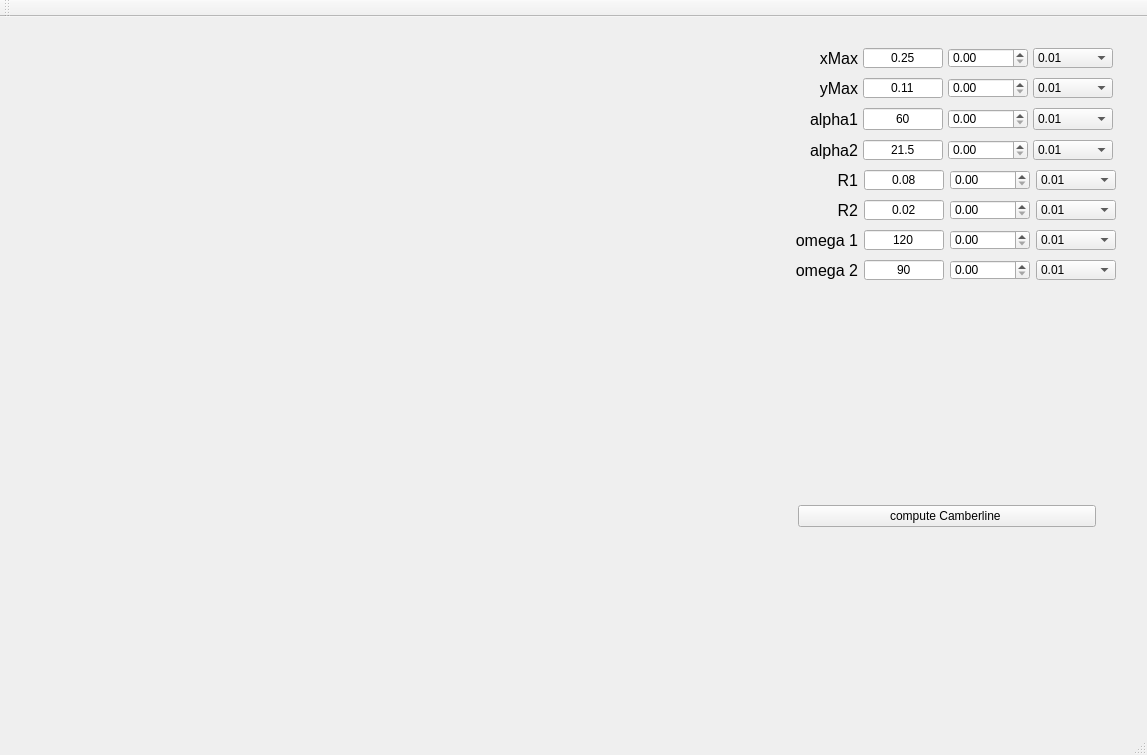
First picture: the form in guiBladeDesigner/guiBladeDesigner.ui, repository Avgustin4ik/bd, before the edit.
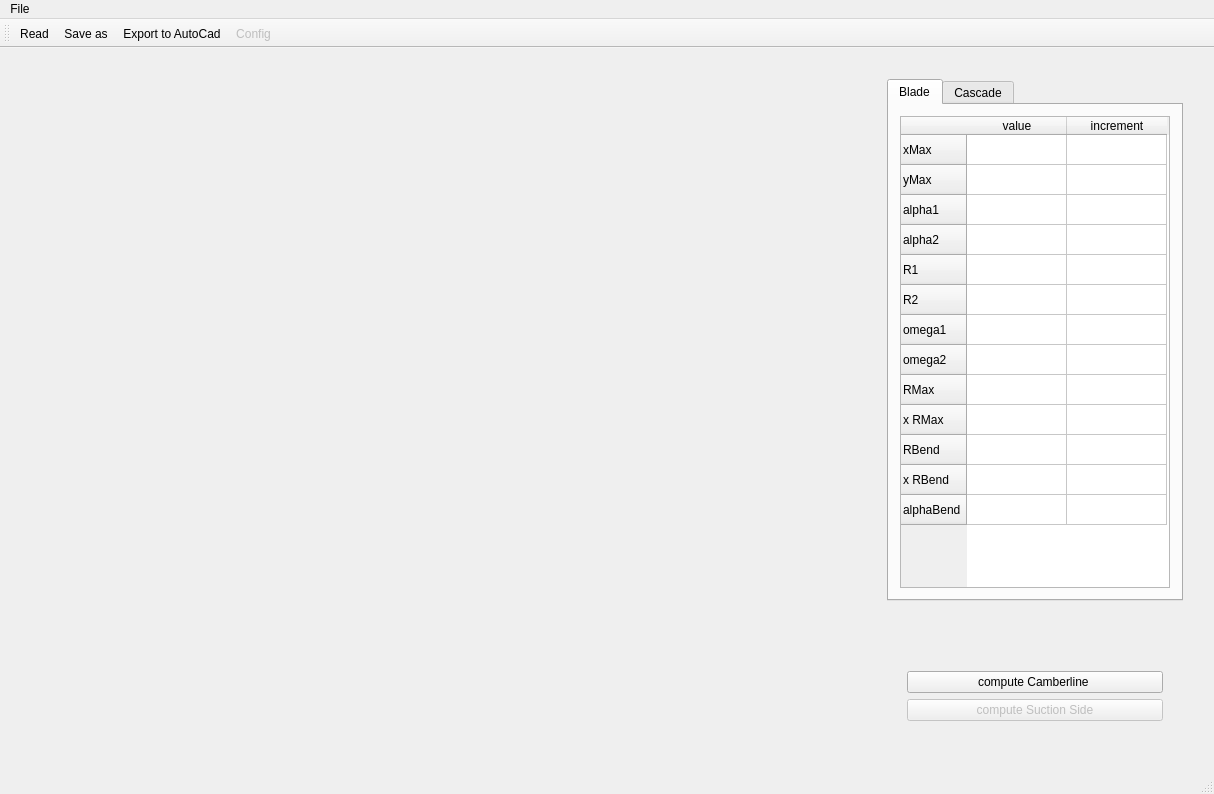
Second picture: the form after the edit. Icons and pictures are not drawn. Custom widgets are drawn as their Qt base class.

```diff
--- a/guiBladeDesigner/guiBladeDesigner.ui
+++ b/guiBladeDesigner/guiBladeDesigner.ui
@@ -6,8 +6,8 @@
    <rect>
     <x>0</x>
     <y>0</y>
-    <width>1147</width>
-    <height>755</height>
+    <width>1214</width>
+    <height>794</height>
    </rect>
   </property>
   <property name="windowTitle">
@@ -87,905 +87,132 @@
        <number>20</number>
       </property>
       <item>
-       <layout class="QHBoxLayout" name="xMaxLayout">
-        <property name="spacing">
-         <number>5</number>
+       <widget class="QTabWidget" name="tab_panel">
+        <property name="sizePolicy">
+         <sizepolicy hsizetype="Minimum" vsizetype="Expanding">
+          <horstretch>0</horstretch>
+          <verstretch>0</verstretch>
+         </sizepolicy>
         </property>
-        <item>
-         <widget class="QLabel" name="label">
-          <property name="sizePolicy">
-           <sizepolicy hsizetype="Fixed" vsizetype="Fixed">
-            <horstretch>0</horstretch>
-            <verstretch>0</verstretch>
-           </sizepolicy>
-          </property>
-          <property name="minimumSize">
-           <size>
-            <width>80</width>
-            <height>20</height>
-           </size>
-          </property>
-          <property name="maximumSize">
-           <size>
-            <width>80</width>
-            <height>20</height>
-           </size>
-          </property>
-          <property name="font">
-           <font>
-            <pointsize>12</pointsize>
-            <weight>50</weight>
-            <bold>false</bold>
-           </font>
-          </property>
-          <property name="autoFillBackground">
-           <bool>false</bool>
-          </property>
-          <property name="lineWidth">
-           <number>0</number>
-          </property>
-          <property name="text">
-           <string>xMax</string>
-          </property>
-          <property name="alignment">
-           <set>Qt::AlignRight|Qt::AlignTrailing|Qt::AlignVCenter</set>
-          </property>
-         </widget>
-        </item>
-        <item>
-         <widget class="QLineEdit" name="xMaxEdit">
-          <property name="sizePolicy">
-           <sizepolicy hsizetype="Fixed" vsizetype="Fixed">
-            <horstretch>0</horstretch>
-            <verstretch>0</verstretch>
-           </sizepolicy>
-          </property>
-          <property name="minimumSize">
-           <size>
-            <width>80</width>
-            <height>20</height>
-           </size>
-          </property>
-          <property name="maximumSize">
-           <size>
-            <width>80</width>
-            <height>20</height>
-           </size>
-          </property>
-          <property name="text">
-           <string>0.25</string>
-          </property>
-          <property name="alignment">
-           <set>Qt::AlignCenter</set>
-          </property>
-          <property name="readOnly">
-           <bool>false</bool>
-          </property>
-          <property name="value" stdset="0">
-           <double>0.000000000000000</double>
-          </property>
-         </widget>
-        </item>
-        <item>
-         <widget class="QDoubleSpinBox" name="xMaxSpinBox">
-          <property name="sizePolicy">
-           <sizepolicy hsizetype="Fixed" vsizetype="Fixed">
-            <horstretch>0</horstretch>
-            <verstretch>0</verstretch>
-           </sizepolicy>
-          </property>
-          <property name="minimumSize">
-           <size>
-            <width>80</width>
-            <height>20</height>
-           </size>
-          </property>
-          <property name="maximumSize">
-           <size>
-            <width>80</width>
-            <height>20</height>
-           </size>
-          </property>
-         </widget>
-        </item>
-        <item>
-         <widget class="QComboBox" name="xMaxComboBox">
-          <property name="sizePolicy">
-           <sizepolicy hsizetype="Fixed" vsizetype="Fixed">
-            <horstretch>0</horstretch>
-            <verstretch>0</verstretch>
-           </sizepolicy>
-          </property>
-          <property name="minimumSize">
-           <size>
-            <width>80</width>
-            <height>20</height>
-           </size>
-          </property>
-          <property name="maximumSize">
-           <size>
-            <width>80</width>
-            <height>20</height>
-           </size>
-          </property>
-          <item>
-           <property name="text">
-            <string>0.01</string>
-           </property>
-          </item>
-          <item>
-           <property name="text">
-            <string>0.001</string>
-           </property>
-          </item>
-          <item>
-           <property name="text">
-            <string>0.0001</string>
-           </property>
-          </item>
-         </widget>
-        </item>
-       </layout>
-      </item>
-      <item>
-       <layout class="QHBoxLayout" name="yMaxLayout">
-        <property name="spacing">
-         <number>5</number>
+        <property name="minimumSize">
+         <size>
+          <width>0</width>
+          <height>0</height>
+         </size>
         </property>
-        <item>
-         <widget class="QLabel" name="label_2">
-          <property name="enabled">
-           <bool>true</bool>
-          </property>
-          <property name="sizePolicy">
-           <sizepolicy hsizetype="Fixed" vsizetype="Fixed">
-            <horstretch>0</horstretch>
-            <verstretch>0</verstretch>
-           </sizepolicy>
-          </property>
-          <property name="minimumSize">
-           <size>
-            <width>80</width>
-            <height>20</height>
-           </size>
-          </property>
-          <property name="maximumSize">
-           <size>
-            <width>80</width>
-            <height>20</height>
-           </size>
-          </property>
-          <property name="font">
-           <font>
-            <pointsize>12</pointsize>
-           </font>
-          </property>
-          <property name="text">
-           <string>yMax</string>
-          </property>
-          <property name="alignment">
-           <set>Qt::AlignRight|Qt::AlignTrailing|Qt::AlignVCenter</set>
-          </property>
-         </widget>
-        </item>
-        <item>
-         <widget class="QLineEdit" name="yMaxEdit">
-          <property name="sizePolicy">
-           <sizepolicy hsizetype="Fixed" vsizetype="Fixed">
-            <horstretch>0</horstretch>
-            <verstretch>0</verstretch>
-           </sizepolicy>
-          </property>
-          <property name="minimumSize">
-           <size>
-            <width>80</width>
-            <height>20</height>
-           </size>
-          </property>
-          <property name="maximumSize">
-           <size>
-            <width>80</width>
-            <height>20</height>
-           </size>
-          </property>
-          <property name="text">
-           <string>0.11</string>
-          </property>
-          <property name="alignment">
-           <set>Qt::AlignCenter</set>
-          </property>
-          <property name="readOnly">
-           <bool>false</bool>
-          </property>
-         </widget>
-        </item>
-        <item>
-         <widget class="QDoubleSpinBox" name="yMaxSpinBox">
-          <property name="sizePolicy">
-           <sizepolicy hsizetype="Fixed" vsizetype="Fixed">
-            <horstretch>0</horstretch>
-            <verstretch>0</verstretch>
-           </sizepolicy>
-          </property>
-          <property name="minimumSize">
-           <size>
-            <width>80</width>
-            <height>20</height>
-           </size>
-          </property>
-          <property name="maximumSize">
-           <size>
-            <width>80</width>
-            <height>20</height>
-           </size>
-          </property>
-         </widget>
-        </item>
-        <item>
-         <widget class="QComboBox" name="yMaxComboBox">
-          <property name="sizePolicy">
-           <sizepolicy hsizetype="Fixed" vsizetype="Fixed">
-            <horstretch>0</horstretch>
-            <verstretch>0</verstretch>
-           </sizepolicy>
-          </property>
-          <property name="minimumSize">
-           <size>
-            <width>80</width>
-            <height>20</height>
-           </size>
-          </property>
-          <property name="maximumSize">
-           <size>
-            <width>80</width>
-            <height>20</height>
-           </size>
-          </property>
-          <item>
-           <property name="text">
-            <string>0.01</string>
-           </property>
-          </item>
-          <item>
-           <property name="text">
-            <string>0.001</string>
-           </property>
-          </item>
-          <item>
-           <property name="text">
-            <string>0.0001</string>
-           </property>
-          </item>
-         </widget>
-        </item>
-       </layout>
-      </item>
-      <item>
-       <layout class="QHBoxLayout" name="horizontalLayout_3">
-        <property name="spacing">
-         <number>5</number>
+        <property name="currentIndex">
+         <number>0</number>
         </property>
-        <item>
-         <widget class="QLabel" name="label_4">
-          <property name="sizePolicy">
-           <sizepolicy hsizetype="Fixed" vsizetype="Preferred">
-            <horstretch>0</horstretch>
-            <verstretch>0</verstretch>
-           </sizepolicy>
-          </property>
-          <property name="maximumSize">
-           <size>
-            <width>80</width>
-            <height>16777215</height>
-           </size>
-          </property>
-          <property name="font">
-           <font>
-            <pointsize>12</pointsize>
-           </font>
-          </property>
-          <property name="text">
-           <string>alpha1</string>
-          </property>
-          <property name="textFormat">
-           <enum>Qt::AutoText</enum>
-          </property>
-          <property name="alignment">
-           <set>Qt::AlignRight|Qt::AlignTrailing|Qt::AlignVCenter</set>
-          </property>
-         </widget>
-        </item>
-        <item>
-         <widget class="QLineEdit" name="alpha1Edit">
-          <property name="sizePolicy">
-           <sizepolicy hsizetype="Fixed" vsizetype="Fixed">
-            <horstretch>0</horstretch>
-            <verstretch>0</verstretch>
-           </sizepolicy>
-          </property>
-          <property name="maximumSize">
-           <size>
-            <width>80</width>
-            <height>16777215</height>
-           </size>
-          </property>
-          <property name="text">
-           <string>60</string>
-          </property>
-          <property name="alignment">
-           <set>Qt::AlignCenter</set>
-          </property>
-          <property name="readOnly">
-           <bool>false</bool>
-          </property>
-         </widget>
-        </item>
-        <item>
-         <widget class="QDoubleSpinBox" name="alpha1DoubleSpinBox">
-          <property name="sizePolicy">
-           <sizepolicy hsizetype="Fixed" vsizetype="Fixed">
-            <horstretch>0</horstretch>
-            <verstretch>0</verstretch>
-           </sizepolicy>
-          </property>
-          <property name="minimumSize">
-           <size>
-            <width>80</width>
-            <height>20</height>
-           </size>
-          </property>
-          <property name="maximumSize">
-           <size>
-            <width>80</width>
-            <height>20</height>
-           </size>
-          </property>
-         </widget>
-        </item>
-        <item>
-         <widget class="QComboBox" name="alpha1ComboBox">
-          <property name="sizePolicy">
-           <sizepolicy hsizetype="Fixed" vsizetype="Fixed">
-            <horstretch>0</horstretch>
-            <verstretch>0</verstretch>
-           </sizepolicy>
-          </property>
-          <property name="maximumSize">
-           <size>
-            <width>80</width>
-            <height>16777215</height>
-           </size>
-          </property>
+        <widget class="QWidget" name="tab_parametrs">
+         <attribute name="title">
+          <string>Blade</string>
+         </attribute>
+         <layout class="QHBoxLayout" name="horizontalLayout_9">
           <item>
-           <property name="text">
-            <string>0.01</string>
-           </property>
+           <widget class="QTableWidget" name="parametrsTable">
+            <property name="minimumSize">
+             <size>
+              <width>270</width>
+              <height>0</height>
+             </size>
+            </property>
+            <property name="showGrid">
+             <bool>true</bool>
+            </property>
+            <property name="gridStyle">
+             <enum>Qt::SolidLine</enum>
+            </property>
+            <property name="wordWrap">
+             <bool>true</bool>
+            </property>
+            <property name="cornerButtonEnabled">
+             <bool>true</bool>
+            </property>
+            <row>
+             <property name="text">
+              <string>xMax</string>
+             </property>
+            </row>
+            <row>
+             <property name="text">
+              <string>yMax</string>
+             </property>
+            </row>
+            <row>
+             <property name="text">
+              <string>alpha1</string>
+             </property>
+            </row>
+            <row>
+             <property name="text">
+              <string>alpha2</string>
+             </property>
+            </row>
+            <row>
+             <property name="text">
+              <string>R1</string>
+             </property>
+            </row>
+            <row>
+             <property name="text">
+              <string>R2</string>
+             </property>
+            </row>
+            <row>
+             <property name="text">
+              <string>omega1</string>
+             </property>
+            </row>
+            <row>
+             <property name="text">
+              <string>omega2</string>
+             </property>
+            </row>
+            <row>
+             <property name="text">
+              <string>RMax</string>
+             </property>
+            </row>
+            <row>
+             <property name="text">
+              <string>x RMax</string>
+             </property>
+            </row>
+            <row>
+             <property name="text">
+              <string>RBend</string>
+             </property>
+            </row>
+            <row>
+             <property name="text">
+              <string>x RBend</string>
+             </property>
+            </row>
+            <row>
+             <property name="text">
+              <string>alphaBend</string>
+             </property>
+            </row>
+            <column>
+             <property name="text">
+              <string>value</string>
+             </property>
+            </column>
+            <column>
+             <property name="text">
+              <string>increment</string>
+             </property>
+            </column>
+           </widget>
           </item>
-          <item>
-           <property name="text">
-            <string>0.001</string>
-           </property>
-          </item>
-          <item>
-           <property name="text">
-            <string>0.0001</string>
-           </property>
-          </item>
-         </widget>
-        </item>
-       </layout>
-      </item>
-      <item>
-       <layout class="QHBoxLayout" name="horizontalLayout_2">
-        <property name="spacing">
-         <number>5</number>
-        </property>
-        <item>
-         <widget class="QLabel" name="label_3">
-          <property name="sizePolicy">
-           <sizepolicy hsizetype="Fixed" vsizetype="Preferred">
-            <horstretch>0</horstretch>
-            <verstretch>0</verstretch>
-           </sizepolicy>
-          </property>
-          <property name="minimumSize">
-           <size>
-            <width>80</width>
-            <height>20</height>
-           </size>
-          </property>
-          <property name="maximumSize">
-           <size>
-            <width>80</width>
-            <height>20</height>
-           </size>
-          </property>
-          <property name="font">
-           <font>
-            <pointsize>12</pointsize>
-           </font>
-          </property>
-          <property name="text">
-           <string>alpha2</string>
-          </property>
-          <property name="alignment">
-           <set>Qt::AlignRight|Qt::AlignTrailing|Qt::AlignVCenter</set>
-          </property>
-         </widget>
-        </item>
-        <item>
-         <widget class="QLineEdit" name="alpha2Edit">
-          <property name="minimumSize">
-           <size>
-            <width>80</width>
-            <height>20</height>
-           </size>
-          </property>
-          <property name="maximumSize">
-           <size>
-            <width>80</width>
-            <height>20</height>
-           </size>
-          </property>
-          <property name="text">
-           <string>21.5</string>
-          </property>
-          <property name="alignment">
-           <set>Qt::AlignCenter</set>
-          </property>
-          <property name="readOnly">
-           <bool>false</bool>
-          </property>
-         </widget>
-        </item>
-        <item>
-         <widget class="QDoubleSpinBox" name="alpha2DoubleSpinBox">
-          <property name="minimumSize">
-           <size>
-            <width>80</width>
-            <height>20</height>
-           </size>
-          </property>
-          <property name="maximumSize">
-           <size>
-            <width>80</width>
-            <height>20</height>
-           </size>
-          </property>
-         </widget>
-        </item>
-        <item>
-         <widget class="QComboBox" name="comboBox">
-          <property name="minimumSize">
-           <size>
-            <width>80</width>
-            <height>20</height>
-           </size>
-          </property>
-          <property name="maximumSize">
-           <size>
-            <width>80</width>
-            <height>20</height>
-           </size>
-          </property>
-          <item>
-           <property name="text">
-            <string>0.01</string>
-           </property>
-          </item>
-          <item>
-           <property name="text">
-            <string>0.001</string>
-           </property>
-          </item>
-          <item>
-           <property name="text">
-            <string>0.0001</string>
-           </property>
-          </item>
-         </widget>
-        </item>
-       </layout>
-      </item>
-      <item>
-       <layout class="QHBoxLayout" name="horizontalLayout_5">
-        <item>
-         <widget class="QLabel" name="label_5">
-          <property name="maximumSize">
-           <size>
-            <width>80</width>
-            <height>20</height>
-           </size>
-          </property>
-          <property name="sizeIncrement">
-           <size>
-            <width>80</width>
-            <height>20</height>
-           </size>
-          </property>
-          <property name="font">
-           <font>
-            <pointsize>12</pointsize>
-           </font>
-          </property>
-          <property name="text">
-           <string>R1</string>
-          </property>
-          <property name="alignment">
-           <set>Qt::AlignRight|Qt::AlignTrailing|Qt::AlignVCenter</set>
-          </property>
-         </widget>
-        </item>
-        <item>
-         <widget class="QLineEdit" name="inlet_radiusEdit">
-          <property name="maximumSize">
-           <size>
-            <width>80</width>
-            <height>20</height>
-           </size>
-          </property>
-          <property name="sizeIncrement">
-           <size>
-            <width>80</width>
-            <height>20</height>
-           </size>
-          </property>
-          <property name="text">
-           <string>0.08</string>
-          </property>
-          <property name="alignment">
-           <set>Qt::AlignCenter</set>
-          </property>
-         </widget>
-        </item>
-        <item>
-         <widget class="QDoubleSpinBox" name="doubleSpinBox">
-          <property name="maximumSize">
-           <size>
-            <width>80</width>
-            <height>20</height>
-           </size>
-          </property>
-          <property name="sizeIncrement">
-           <size>
-            <width>80</width>
-            <height>20</height>
-           </size>
-          </property>
-         </widget>
-        </item>
-        <item>
-         <widget class="QComboBox" name="comboBox_2">
-          <property name="maximumSize">
-           <size>
-            <width>80</width>
-            <height>20</height>
-           </size>
-          </property>
-          <property name="sizeIncrement">
-           <size>
-            <width>80</width>
-            <height>20</height>
-           </size>
-          </property>
-          <item>
-           <property name="text">
-            <string>0.01</string>
-           </property>
-          </item>
-          <item>
-           <property name="text">
-            <string>0.001</string>
-           </property>
-          </item>
-          <item>
-           <property name="text">
-            <string>0.0001</string>
-           </property>
-          </item>
-         </widget>
-        </item>
-       </layout>
-      </item>
-      <item>
-       <layout class="QHBoxLayout" name="horizontalLayout_6">
-        <item>
-         <widget class="QLabel" name="label_6">
-          <property name="maximumSize">
-           <size>
-            <width>80</width>
-            <height>20</height>
-           </size>
-          </property>
-          <property name="sizeIncrement">
-           <size>
-            <width>80</width>
-            <height>20</height>
-           </size>
-          </property>
-          <property name="font">
-           <font>
-            <pointsize>12</pointsize>
-           </font>
-          </property>
-          <property name="text">
-           <string>R2</string>
-          </property>
-          <property name="alignment">
-           <set>Qt::AlignRight|Qt::AlignTrailing|Qt::AlignVCenter</set>
-          </property>
-         </widget>
-        </item>
-        <item>
-         <widget class="QLineEdit" name="outlet_radiusEdit">
-          <property name="maximumSize">
-           <size>
-            <width>80</width>
-            <height>20</height>
-           </size>
-          </property>
-          <property name="sizeIncrement">
-           <size>
-            <width>80</width>
-            <height>20</height>
-           </size>
-          </property>
-          <property name="text">
-           <string>0.02</string>
-          </property>
-          <property name="alignment">
-           <set>Qt::AlignCenter</set>
-          </property>
-         </widget>
-        </item>
-        <item>
-         <widget class="QDoubleSpinBox" name="doubleSpinBox_2">
-          <property name="maximumSize">
-           <size>
-            <width>80</width>
-            <height>20</height>
-           </size>
-          </property>
-          <property name="sizeIncrement">
-           <size>
-            <width>80</width>
-            <height>20</height>
-           </size>
-          </property>
-         </widget>
-        </item>
-        <item>
-         <widget class="QComboBox" name="comboBox_3">
-          <property name="maximumSize">
-           <size>
-            <width>80</width>
-            <height>20</height>
-           </size>
-          </property>
-          <property name="sizeIncrement">
-           <size>
-            <width>80</width>
-            <height>20</height>
-           </size>
-          </property>
-          <item>
-           <property name="text">
-            <string>0.01</string>
-           </property>
-          </item>
-          <item>
-           <property name="text">
-            <string>0.001</string>
-           </property>
-          </item>
-          <item>
-           <property name="text">
-            <string>0.0001</string>
-           </property>
-          </item>
-         </widget>
-        </item>
-       </layout>
-      </item>
-      <item>
-       <layout class="QHBoxLayout" name="horizontalLayout_7">
-        <item>
-         <widget class="QLabel" name="label_7">
-          <property name="maximumSize">
-           <size>
-            <width>80</width>
-            <height>20</height>
-           </size>
-          </property>
-          <property name="sizeIncrement">
-           <size>
-            <width>80</width>
-            <height>20</height>
-           </size>
-          </property>
-          <property name="font">
-           <font>
-            <pointsize>12</pointsize>
-           </font>
-          </property>
-          <property name="text">
-           <string>omega 1</string>
-          </property>
-          <property name="alignment">
-           <set>Qt::AlignRight|Qt::AlignTrailing|Qt::AlignVCenter</set>
-          </property>
-         </widget>
-        </item>
-        <item>
-         <widget class="QLineEdit" name="inlet_omegaEdit">
-          <property name="maximumSize">
-           <size>
-            <width>80</width>
-            <height>20</height>
-           </size>
-          </property>
-          <property name="sizeIncrement">
-           <size>
-            <width>80</width>
-            <height>20</height>
-           </size>
-          </property>
-          <property name="text">
-           <string>120</string>
-          </property>
-          <property name="alignment">
-           <set>Qt::AlignCenter</set>
-          </property>
-         </widget>
-        </item>
-        <item>
-         <widget class="QDoubleSpinBox" name="doubleSpinBox_3">
-          <property name="maximumSize">
-           <size>
-            <width>80</width>
-            <height>20</height>
-           </size>
-          </property>
-          <property name="sizeIncrement">
-           <size>
-            <width>80</width>
-            <height>20</height>
-           </size>
-          </property>
-         </widget>
-        </item>
-        <item>
-         <widget class="QComboBox" name="comboBox_4">
-          <property name="maximumSize">
-           <size>
-            <width>80</width>
-            <height>20</height>
-           </size>
-          </property>
-          <property name="sizeIncrement">
-           <size>
-            <width>80</width>
-            <height>20</height>
-           </size>
-          </property>
-          <item>
-           <property name="text">
-            <string>0.01</string>
-           </property>
-          </item>
-          <item>
-           <property name="text">
-            <string>0.001</string>
-           </property>
-          </item>
-          <item>
-           <property name="text">
-            <string>0.0001</string>
-           </property>
-          </item>
-         </widget>
-        </item>
-       </layout>
-      </item>
-      <item>
-       <layout class="QHBoxLayout" name="horizontalLayout_8">
-        <item>
-         <widget class="QLabel" name="label_8">
-          <property name="maximumSize">
-           <size>
-            <width>80</width>
-            <height>20</height>
-           </size>
-          </property>
-          <property name="sizeIncrement">
-           <size>
-            <width>80</width>
-            <height>20</height>
-           </size>
-          </property>
-          <property name="font">
-           <font>
-            <pointsize>12</pointsize>
-           </font>
-          </property>
-          <property name="text">
-           <string>omega 2</string>
-          </property>
-          <property name="alignment">
-           <set>Qt::AlignRight|Qt::AlignTrailing|Qt::AlignVCenter</set>
-          </property>
-         </widget>
-        </item>
-        <item>
-         <widget class="QLineEdit" name="outlet_omegaEdit">
-          <property name="maximumSize">
-           <size>
-            <width>80</width>
-            <height>20</height>
-           </size>
-          </property>
-          <property name="sizeIncrement">
-           <size>
-            <width>80</width>
-            <height>20</height>
-           </size>
-          </property>
-          <property name="text">
-           <string>90</string>
-          </property>
-          <property name="alignment">
-           <set>Qt::AlignCenter</set>
-          </property>
-         </widget>
-        </item>
-        <item>
-         <widget class="QDoubleSpinBox" name="doubleSpinBox_4">
-          <property name="maximumSize">
-           <size>
-            <width>80</width>
-            <height>20</height>
-           </size>
-          </property>
-          <property name="sizeIncrement">
-           <size>
-            <width>80</width>
-            <height>20</height>
-           </size>
-          </property>
-         </widget>
-        </item>
-        <item>
-         <widget class="QComboBox" name="comboBox_5">
-          <property name="maximumSize">
-           <size>
-            <width>80</width>
-            <height>20</height>
-           </size>
-          </property>
-          <property name="sizeIncrement">
-           <size>
-            <width>80</width>
-            <height>20</height>
-           </size>
-          </property>
-          <item>
-           <property name="text">
-            <string>0.01</string>
-           </property>
-          </item>
-          <item>
-           <property name="text">
-            <string>0.001</string>
-           </property>
-          </item>
-          <item>
-           <property name="text">
-            <string>0.0001</string>
-           </property>
-          </item>
-         </widget>
-        </item>
-       </layout>
+         </layout>
+        </widget>
+        <widget class="QWidget" name="tab_cascade">
+         <attribute name="title">
+          <string>Cascade</string>
+         </attribute>
+        </widget>
+       </widget>
       </item>
       <item>
        <layout class="QVBoxLayout" name="tool2Layout">
@@ -1024,6 +251,16 @@
           </property>
          </widget>
         </item>
+        <item>
+         <widget class="QPushButton" name="computeSuctionSideButton">
+          <property name="enabled">
+           <bool>false</bool>
+          </property>
+          <property name="text">
+           <string>compute Suction Side</string>
+          </property>
+         </widget>
+        </item>
        </layout>
       </item>
      </layout>
@@ -1035,10 +272,22 @@
     <rect>
      <x>0</x>
      <y>0</y>
-     <width>1147</width>
+     <width>1214</width>
      <height>21</height>
     </rect>
    </property>
+   <widget class="QMenu" name="menuFile">
+    <property name="title">
+     <string>File</string>
+    </property>
+    <addaction name="actionRead"/>
+    <addaction name="actionSave"/>
+    <addaction name="actionExport_to_AutoCad"/>
+    <addaction name="separator"/>
+    <addaction name="actionConfig"/>
+    <addaction name="actionExit"/>
+   </widget>
+   <addaction name="menuFile"/>
   </widget>
   <widget class="QToolBar" name="mainToolBar">
    <attribute name="toolBarArea">
@@ -1047,8 +296,68 @@
    <attribute name="toolBarBreak">
     <bool>false</bool>
    </attribute>
+   <addaction name="actionRead"/>
+   <addaction name="actionSave"/>
+   <addaction name="actionExport_to_AutoCad"/>
+   <addaction name="actionConfig"/>
   </widget>
   <widget class="QStatusBar" name="statusBar"/>
+  <action name="actionRead">
+   <property name="icon">
+    <iconset resource="guiBladeDesigner.qrc">
+     <normaloff>:/guiBladeDesigner/Resources/Icons/if_ic_find_in_page_48px_352363.png</normaloff>:/guiBladeDesigner/Resources/Icons/if_ic_find_in_page_48px_352363.png</iconset>
+   </property>
+   <property name="text">
+    <string>Read...</string>
+   </property>
+   <property name="toolTip">
+    <string>&lt;html&gt;&lt;head/&gt;&lt;body&gt;&lt;p&gt;&lt;span style=&quot; font-size:8pt; font-style:italic;&quot;&gt;Open and read parametrs from file&lt;/span&gt;&lt;/p&gt;&lt;/body&gt;&lt;/html&gt;</string>
+   </property>
+   <property name="shortcut">
+    <string>Ctrl+O</string>
+   </property>
+  </action>
+  <action name="actionSave">
+   <property name="icon">
+    <iconset resource="guiBladeDesigner.qrc">
+     <normaloff>:/guiBladeDesigner/Resources/Icons/if_ic_save_48px_352084.png</normaloff>:/guiBladeDesigner/Resources/Icons/if_ic_save_48px_352084.png</iconset>
+   </property>
+   <property name="text">
+    <string>Save as...</string>
+   </property>
+   <property name="toolTip">
+    <string>Save as</string>
+   </property>
+   <property name="shortcut">
+    <string>Ctrl+S</string>
+   </property>
+  </action>
+  <action name="actionExit">
+   <property name="text">
+    <string>Exit</string>
+   </property>
+  </action>
+  <action name="actionConfig">
+   <property name="enabled">
+    <bool>false</bool>
+   </property>
+   <property name="icon">
+    <iconset resource="guiBladeDesigner.qrc">
+     <normaloff>:/guiBladeDesigner/Resources/Icons/if_ic_settings_48px_352095.png</normaloff>:/guiBladeDesigner/Resources/Icons/if_ic_settings_48px_352095.png</iconset>
+   </property>
+   <property name="text">
+    <string>Config</string>
+   </property>
+  </action>
+  <action name="actionExport_to_AutoCad">
+   <property name="icon">
+    <iconset resource="guiBladeDesigner.qrc">
+     <normaloff>:/guiBladeDesigner/Resources/Icons/if_export-outline_216189.png</normaloff>:/guiBladeDesigner/Resources/Icons/if_export-outline_216189.png</iconset>
+   </property>
+   <property name="text">
+    <string>Export to AutoCad</string>
+   </property>
+  </action>
  </widget>
  <layoutdefault spacing="6" margin="11"/>
  <customwidgets>
```
